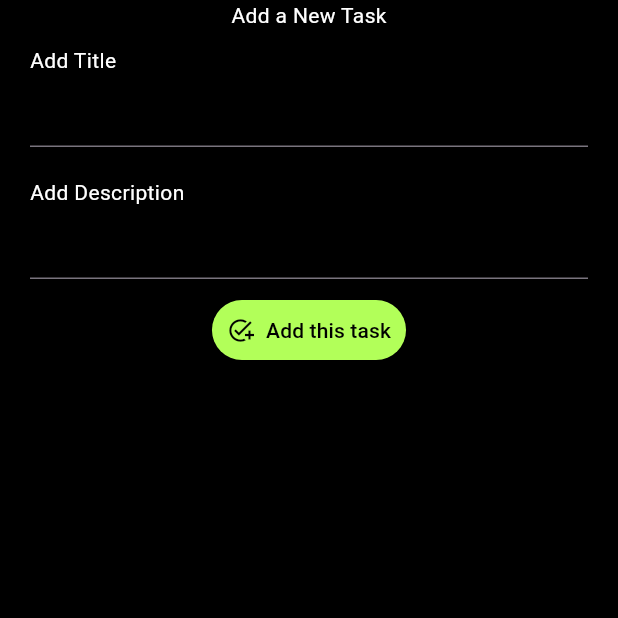
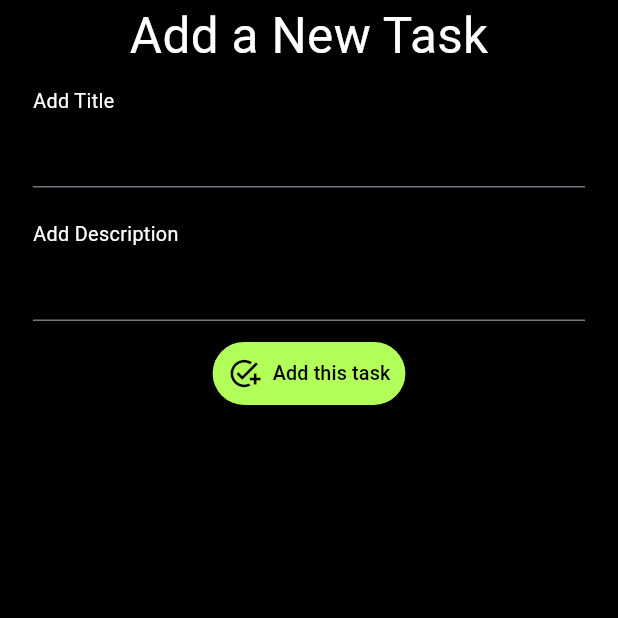
Before and after one commit to fahimmahmud618/Taskify, a Flutter app: the AddTask screen opened directly, on a phone screen of 412 x 824 dp, the top half of it. Run offline on Flutter 3.47's test engine with Material 3 defaults, Android fonts, the phone set to English and light mode, and no system bars.

Commit message:
responsive ness

```diff
--- a/lib/pages/add_task_page.dart
+++ b/lib/pages/add_task_page.dart
@@ -1,5 +1,6 @@
 import 'package:flutter/material.dart';
 import 'package:taskify/widgets/input_widgets.dart';
+import 'package:taskify/styles.dart';
 class AddTask extends StatefulWidget {
   const AddTask({super.key});
 
@@ -17,13 +18,13 @@ class _AddTaskState extends State<AddTask> {
       body: Container(
         child: Column(
           children: [
-            Text("Add a New Task"),
-            InputTextWidget("Add Title",taskTitle),
-            InputTextWidget("Add Description",taskDescription),
+            Text("Add a New Task", style: headingStyle(context),),
+            InputTextWidget("Add Title",taskTitle, context),
+            InputTextWidget("Add Description",taskDescription, context),
             TextButton.icon(
                 onPressed: (){},
-                icon: Icon(Icons.add_task),
-                label: Text("Add this task"),
+                icon: Icon(Icons.add_task,size: 20*get_scale_factor(context),),
+                label: Text("Add this task", style: normalTextStyle(context),),
 
             ),
 
--- /dev/null
+++ b/lib/styles.dart
@@ -0,0 +1,26 @@
+import 'dart:ui';
+
+import 'package:flutter/cupertino.dart';
+
+double get_scale_factor(BuildContext context){
+  double screenWidth = MediaQuery.of(context).size.width;
+  return screenWidth / 375.0;
+}
+
+TextStyle headingStyle(BuildContext context) {
+  double screenWidth = MediaQuery.of(context).size.width;
+  double scaleFactor = screenWidth / 375.0;
+
+  return TextStyle(
+    fontSize: 30 * scaleFactor,
+  );
+}
+TextStyle normalTextStyle(BuildContext context) {
+  double screenWidth = MediaQuery.of(context).size.width;
+  double scaleFactor = screenWidth / 375.0; // Adjust the reference screen width as needed
+
+  return TextStyle(
+    fontSize: 12 * scaleFactor, // Adjust the base font size as needed
+    // Add other text style properties as needed
+  );
+}
--- a/lib/widgets/input_widgets.dart
+++ b/lib/widgets/input_widgets.dart
@@ -1,13 +1,16 @@
 import 'package:flutter/cupertino.dart';
 import 'package:flutter/material.dart';
+import 'package:taskify/styles.dart';
 
-Widget InputTextWidget(String heading, TextEditingController textEditingController){
+Widget InputTextWidget(String heading, TextEditingController textEditingController, BuildContext context) {
+  double screenWidth = MediaQuery.of(context).size.width;
+  double scaleFactor = screenWidth / 375.0;
   return Container(
-    margin: EdgeInsets.fromLTRB(20, 10, 20, 10),
+    margin: EdgeInsets.fromLTRB(20*scaleFactor, 10*scaleFactor, 20*scaleFactor, 10*scaleFactor),
     child: Column(
       crossAxisAlignment: CrossAxisAlignment.start,
       children: [
-        Text(heading),
+        Text(heading, style: normalTextStyle(context)),
         TextField(
           controller: textEditingController,
         ),
```
